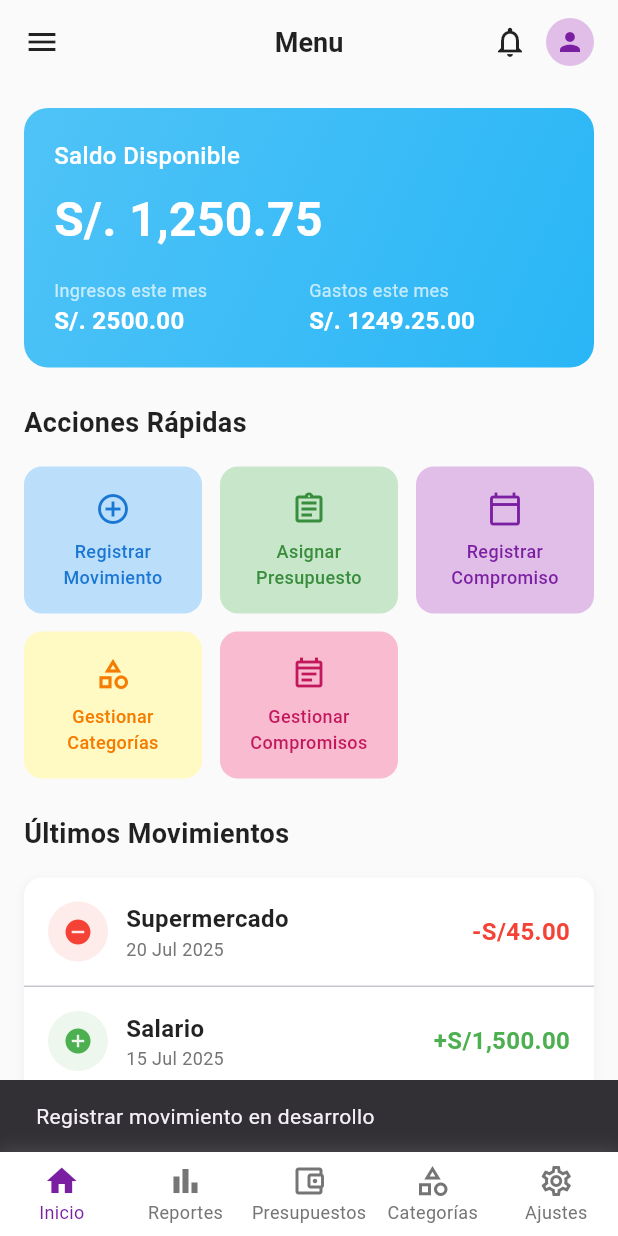
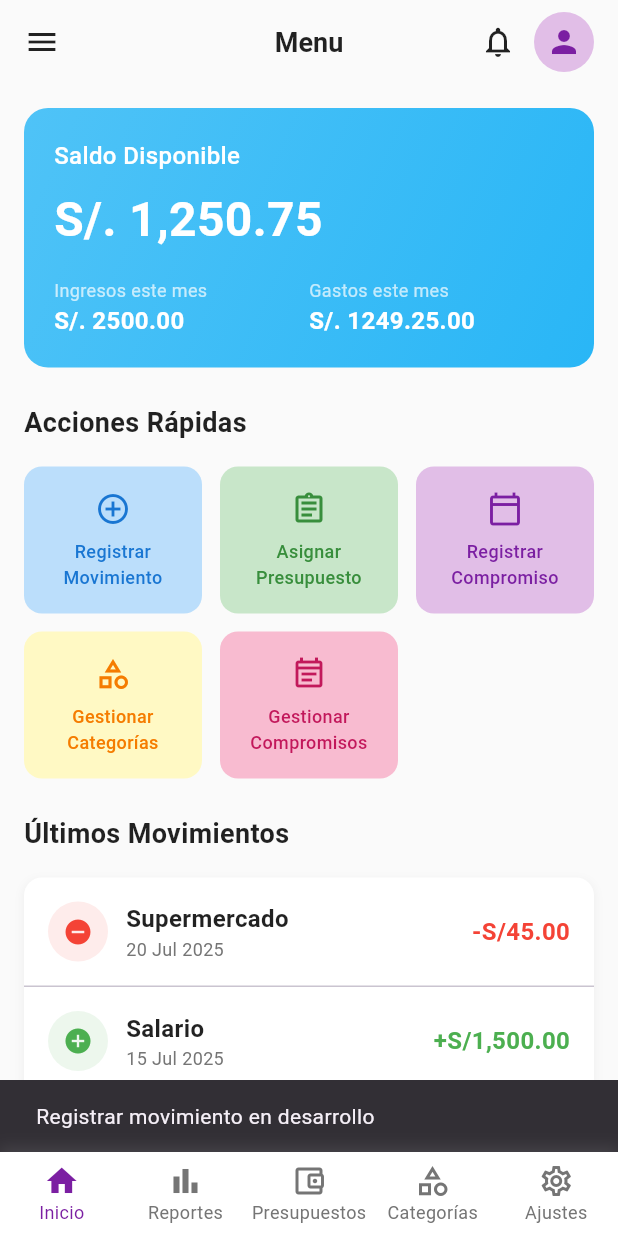
Before and after one commit to edwardqs/app_muchuktec, a Flutter app: the DashboardScreen screen opened by its route, after a tap on an icon or button, on a phone screen of 412 x 824 dp. Run offline on Flutter 3.47's test engine with Material 3 defaults, Android fonts, the phone set to English and light mode, and no system bars; our stand-ins replace image_picker, shared_preferences; accounts and stored records are empty; network calls fail.

```diff
--- a/lib/screens/dashboard_screen.dart
+++ b/lib/screens/dashboard_screen.dart
@@ -1,8 +1,14 @@
-// screens/dashboard_screen.dart
 import 'package:flutter/material.dart';
+import 'package:http/http.dart' as http;
+import 'dart:convert';
 import '../widgets/balance_card.dart';
 import '../widgets/quick_actions.dart';
 import '../widgets/recent_movements.dart';
+import 'package:shared_preferences/shared_preferences.dart';
+
+// Esta constante te la pasó el usuario, ahora la estamos usando.
+const String STORAGE_BASE_URL = 'http://10.0.2.2:8000/storage';
+const String API_BASE_URL = 'http://10.0.2.2:8000/api';
 
 class DashboardScreen extends StatefulWidget {
   const DashboardScreen({super.key});
@@ -13,6 +19,15 @@ class DashboardScreen extends StatefulWidget {
 
 class _DashboardScreenState extends State<DashboardScreen> {
   final int _selectedIndex = 0;
+  String? _profileImageUrl;
+  bool _isLoading = true;
+
+  @override
+  void initState() {
+    super.initState();
+    _fetchProfilePhoto();
+  }
+
   void _onItemTapped(int index) {
     print('Dashboard _onItemTapped called with index: $index');
 
@@ -26,8 +41,8 @@ class _DashboardScreenState extends State<DashboardScreen> {
         Navigator.pushNamed(context, '/reports');
         break;
       case 2:
-        print('Navigating to Budgets'); // ACTUALIZADO
-        Navigator.pushNamed(context, '/budgets'); // ACTUALIZADO
+        print('Navigating to Budgets');
+        Navigator.pushNamed(context, '/budgets');
         break;
       case 3:
         print('Navigating to Categories');
@@ -46,6 +61,69 @@ class _DashboardScreenState extends State<DashboardScreen> {
         break;
     }
   }
+
+  Future<void> _fetchProfilePhoto() async {
+    setState(() {
+      _isLoading = true;
+    });
+
+    try {
+      // 1. Obtener el token de autenticación de SharedPreferences
+      final prefs = await SharedPreferences.getInstance();
+      final token = prefs.getString('accessToken');
+
+      // 2. Verificar si el token existe. Si no, redirigir al login.
+      if (token == null) {
+        if (mounted) {
+          print('Token no encontrado, redirigiendo al login...');
+          Navigator.of(context).pushReplacementNamed('/');
+        }
+        return;
+      }
+
+      final url = Uri.parse('$API_BASE_URL/getProfilePhoto');
+      print('Fetching profile photo from URL: $url');
+
+      // 3. Realizar la solicitud HTTP con el token en la cabecera
+      final response = await http.get(
+        url,
+        headers: {
+          'Content-Type': 'application/json',
+          'Authorization': 'Bearer $token',
+        },
+      );
+
+      if (!mounted) return;
+
+      if (response.statusCode == 200) {
+        final data = json.decode(response.body);
+        final relativePath = data['ruta_imagen'] as String?;
+
+        setState(() {
+          if (relativePath != null) {
+            _profileImageUrl = '$STORAGE_BASE_URL/$relativePath';
+          } else {
+            _profileImageUrl = null;
+          }
+          _isLoading = false;
+        });
+      } else {
+        print('Error al obtener la foto de perfil. Status Code: ${response.statusCode}');
+        print('Body de la respuesta de error: ${response.body}');
+        setState(() {
+          _isLoading = false;
+        });
+      }
+    } catch (e) {
+      if (mounted) {
+        print('Excepción al obtener la foto de perfil: $e');
+        setState(() {
+          _isLoading = false;
+        });
+      }
+    }
+  }
+
   @override
   Widget build(BuildContext context) {
     return Scaffold(
@@ -76,20 +154,35 @@ class _DashboardScreenState extends State<DashboardScreen> {
               print('Navigating to accounts_screen');
               Navigator.pushNamed(context, '/accounts');
             },
-            borderRadius: BorderRadius.circular(16), // Ensures the ripple effect is a circle
+            borderRadius: BorderRadius.circular(16),
             child: Container(
               margin: const EdgeInsets.only(right: 16),
-              width: 32,
-              height: 32,
+              width: 40,
+              height: 40,
               decoration: BoxDecoration(
                 color: Colors.purple[100],
                 shape: BoxShape.circle,
               ),
-              child: Icon(
-                Icons.person,
-                size: 20,
-                color: Colors.purple[700],
-              ),
+              child: _isLoading
+                  ? const Center(
+                  child: CircularProgressIndicator(
+                    color: Colors.purple,
+                    strokeWidth: 2,
+                  ))
+                  : _profileImageUrl != null
+                  ? ClipOval(
+                child: Image.network(
+                  _profileImageUrl!,
+                  fit: BoxFit.cover,
+                  width: 40,
+                  height: 40,
+                  errorBuilder: (context, error, stackTrace) {
+                    print('Error al cargar la imagen de red: $error');
+                    return Icon(Icons.person, size: 24, color: Colors.purple[700]);
+                  },
+                ),
+              )
+                  : Icon(Icons.person, size: 24, color: Colors.purple[700]),
             ),
           ),
         ],
```
Also changed, not shown: lib/screens/budgets_screen.dart (+77 -20 lines).
